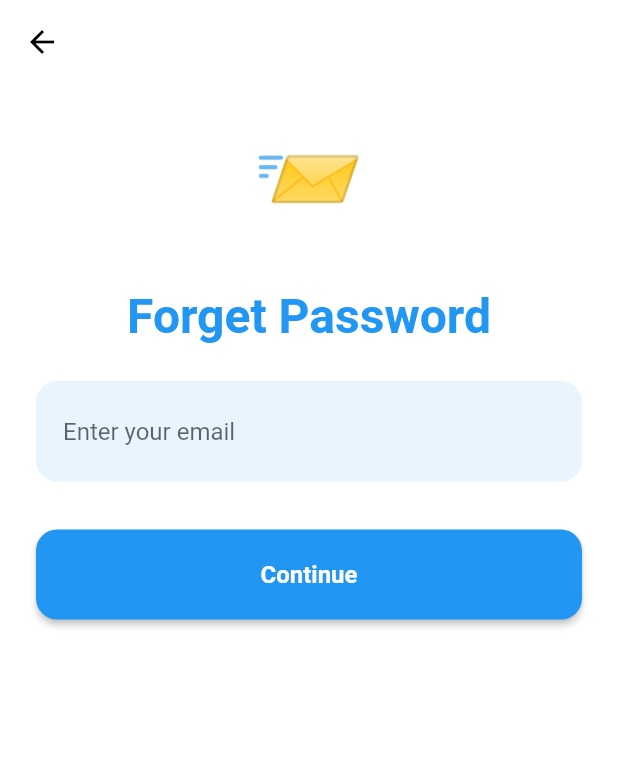
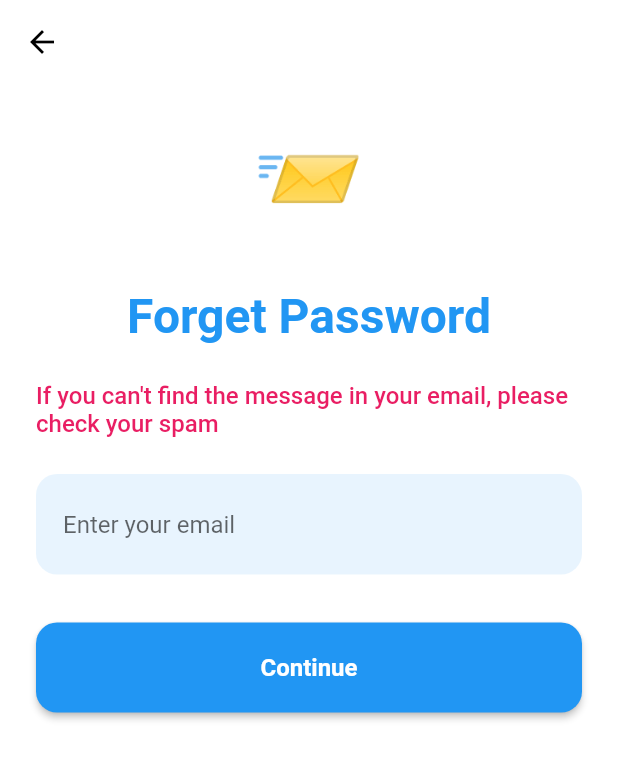
Before and after one commit to YorqinBek7/commercial-app, a Flutter app: the screen it shows after launch, after a tap on "Forgot Password?", on a phone screen of 412 x 824 dp. Shown: the top 759 px of the screen. Run offline on Flutter 3.47's test engine with Material 2 defaults, Android fonts, the light colour scheme and no system bars; our stand-ins replace email_validator, firebase_auth, firebase_core, flutter_bloc, flutter_svg, google_sign_in and 2 more; accounts and stored records are empty; network calls fail.

Commit message:
auth completed

```diff
--- a/lib/main.dart
+++ b/lib/main.dart
@@ -3,12 +3,13 @@
 import 'package:commercial_app/cubits/get_all_categories/get_all_categories_cubit.dart';
 import 'package:commercial_app/cubits/products/products_cubit.dart';
 import 'package:commercial_app/screens/splash_screen/splash_screen.dart';
+import 'package:firebase_core/firebase_core.dart';
 import 'package:flutter/material.dart';
 import 'package:flutter_bloc/flutter_bloc.dart';
 
 void main() async {
   WidgetsFlutterBinding.ensureInitialized();
-  // await Firebase.initializeApp();
+  await Firebase.initializeApp();
   runApp(const MyApp());
 }
 
--- a/lib/screens/auth/forgot_pass_screen.dart
+++ b/lib/screens/auth/forgot_pass_screen.dart
@@ -1,9 +1,12 @@
 import 'package:commercial_app/screens/auth/widgets/auth_button.dart';
 import 'package:commercial_app/screens/auth/widgets/field_for_text.dart';
+import 'package:email_validator/email_validator.dart';
+import 'package:firebase_auth/firebase_auth.dart';
 import 'package:flutter/material.dart';
 
 class ForgotPasswordScreen extends StatelessWidget {
-  const ForgotPasswordScreen({super.key});
+  final TextEditingController emailController = TextEditingController();
+  ForgotPasswordScreen({super.key});
 
   @override
   Widget build(BuildContext context) {
@@ -44,11 +47,51 @@ class ForgotPasswordScreen extends StatelessWidget {
               SizedBox(
                 height: 24,
               ),
-              FieldForText(hintText: "Enter your email"),
+              Text(
+                "If you can't find the message in your email, please check your spam",
+                style: TextStyle(
+                  fontSize: 16,
+                  fontWeight: FontWeight.w500,
+                  color: Colors.pink,
+                ),
+              ),
+              SizedBox(
+                height: 24,
+              ),
+              FieldForText(
+                hintText: "Enter your email",
+                controller: emailController,
+                validator: (value) {
+                  if (value == null || value.isEmpty) {
+                    return "Please enter something!";
+                  } else if (!EmailValidator.validate(value)) {
+                    return "Please enter correct email!";
+                  }
+                  return null;
+                },
+              ),
               SizedBox(
                 height: 32,
               ),
-              AuthButton(onTap: () {}, text: "Continue")
+              AuthButton(
+                  onTap: () async {
+                    try {
+                      await FirebaseAuth.instance.sendPasswordResetEmail(
+                          email: emailController.text.trim());
+                      ScaffoldMessenger.of(context).showSnackBar(
+                        SnackBar(
+                          content: Text("Reset password sent to your email"),
+                        ),
+                      );
+                    } on FirebaseAuthException catch (e) {
+                      ScaffoldMessenger.of(context).showSnackBar(
+                        SnackBar(
+                          content: Text(e.message.toString()),
+                        ),
+                      );
+                    }
+                  },
+                  text: "Continue")
             ],
           ),
         ),
--- a/lib/screens/auth/login_screen.dart
+++ b/lib/screens/auth/login_screen.dart
@@ -1,12 +1,16 @@
 // ignore_for_file: prefer_const_constructors
+import 'dart:developer';
+
 import 'package:commercial_app/screens/auth/forgot_pass_screen.dart';
 import 'package:commercial_app/screens/auth/register.dart';
 import 'package:commercial_app/screens/auth/widgets/auth_button.dart';
+import 'package:commercial_app/screens/auth/widgets/changer_login_and_register.dart';
 import 'package:commercial_app/screens/auth/widgets/field_for_text.dart';
 import 'package:commercial_app/screens/auth/widgets/line_widget.dart';
 import 'package:commercial_app/screens/auth/widgets/login_with_button.dart';
-import 'package:flutter/foundation.dart';
 import 'package:flutter/material.dart';
+
+import 'extansions/sign_in_user.dart';
 
 class LoginScreen extends StatefulWidget {
   const LoginScreen({super.key});
@@ -17,6 +21,8 @@ class LoginScreen extends StatefulWidget {
 
 class _LoginScreenState extends State<LoginScreen> {
   bool isHidePassword = false;
+  TextEditingController emailController = TextEditingController();
+  TextEditingController passwordController = TextEditingController();
   @override
   Widget build(BuildContext context) {
     return Scaffold(
@@ -40,7 +46,9 @@ class _LoginScreenState extends State<LoginScreen> {
                   style: TextStyle(fontSize: 60),
                 ),
               ),
-              SizedBox(height: 40),
+              SizedBox(
+                height: 40,
+              ),
               Text(
                 "Sign In",
                 style: TextStyle(
@@ -49,25 +57,23 @@ class _LoginScreenState extends State<LoginScreen> {
                   fontWeight: FontWeight.bold,
                 ),
               ),
-              SizedBox(height: 24),
-              Row(
-                mainAxisAlignment: MainAxisAlignment.center,
-                children: const [
-                  Expanded(
-                    child: LoginWithButton(
-                      imagePath: "assets/svg/facebook.svg",
-                      title: 'Facebook',
+              SizedBox(
+                height: 24,
               ),
-                  ),
-                  Expanded(
-                    child: LoginWithButton(
+              LoginWithButton(
                 imagePath: "assets/svg/google.svg",
                 title: 'Google',
+                onTap: () async {
+                  try {
+                    await signWithGoogle();
+                  } catch (e) {
+                    log(e.toString());
+                  }
+                },
               ),
+              SizedBox(
+                height: 30,
               ),
-                ],
-              ),
-              SizedBox(height: 30),
               Row(
                 children: const [
                   LineWidget(),
@@ -75,23 +81,30 @@ class _LoginScreenState extends State<LoginScreen> {
                   LineWidget(),
                 ],
               ),
-              SizedBox(height: 30),
+              SizedBox(
+                height: 30,
+              ),
               FieldForText(
-                hintText: "Name",
+                hintText: "Email",
+                controller: emailController,
               ),
-              SizedBox(height: 16),
+              SizedBox(
+                height: 16,
+              ),
               FieldForText(
                 hintText: "Password",
+                isObscure: isHidePassword,
                 onTap: () {
-                  setState(
-                    () => {
+                  setState(() => {
                         isHidePassword = !isHidePassword,
-                    },
-                  );
+                      });
                 },
                 icon: isHidePassword ? Icons.visibility : Icons.visibility_off,
+                controller: passwordController,
               ),
-              SizedBox(height: 8),
+              SizedBox(
+                height: 8,
+              ),
               Row(
                 mainAxisAlignment: MainAxisAlignment.end,
                 children: [
@@ -101,7 +114,8 @@ class _LoginScreenState extends State<LoginScreen> {
                         context,
                         MaterialPageRoute(
                           builder: (context) => ForgotPasswordScreen(),
-                          ));
+                        ),
+                      );
                     },
                     child: Text(
                       "Forgot Password?",
@@ -110,28 +124,24 @@ class _LoginScreenState extends State<LoginScreen> {
                   )
                 ],
               ),
-              SizedBox(height: 32),
+              SizedBox(
+                height: 32,
+              ),
               AuthButton(
-                onTap: () {},
+                onTap: () async {
+                  await signUser(
+                    email: emailController.text,
+                    password: passwordController.text,
+                    context: context,
+                  );
+                },
                 text: 'Log in',
               ),
-              SizedBox(height: 16),
-              TextButton(
-                child: RichText(
-                  text: TextSpan(
-                    children: const [
-                      TextSpan(
-                        text: "Don't have account?",
-                        style: TextStyle(color: Colors.black),
+              SizedBox(
+                height: 16,
               ),
-                      TextSpan(
-                        text: " Sign Up",
-                        style: TextStyle(color: Colors.blue),
-                      ),
-                    ],
-                  ),
-                ),
-                onPressed: () {
+              ChangerLoginAndRegister(
+                onTap: () {
                   Navigator.push(
                     context,
                     MaterialPageRoute(
@@ -139,7 +149,9 @@ class _LoginScreenState extends State<LoginScreen> {
                     ),
                   );
                 },
-              ),
+                txt1: "Don't have account?",
+                txt2: " Sign Up",
+              )
             ],
           ),
         ),
--- /dev/null
+++ b/lib/screens/auth/widgets/changer_login_and_register.dart
@@ -0,0 +1,34 @@
+import 'package:flutter/material.dart';
+
+class ChangerLoginAndRegister extends StatelessWidget {
+  final VoidCallback onTap;
+  final String txt1;
+  final String txt2;
+  const ChangerLoginAndRegister({
+    Key? key,
+    required this.onTap,
+    required this.txt1,
+    required this.txt2,
+  }) : super(key: key);
+
+  @override
+  Widget build(BuildContext context) {
+    return TextButton(
+      onPressed: onTap,
+      child: RichText(
+        text: TextSpan(
+          children: [
+            TextSpan(
+              text: txt1,
+              style: TextStyle(color: Colors.black),
+            ),
+            TextSpan(
+              text: txt2,
+              style: TextStyle(color: Colors.blue),
+            ),
+          ],
+        ),
+      ),
+    );
+  }
+}
--- a/lib/screens/auth/widgets/field_for_text.dart
+++ b/lib/screens/auth/widgets/field_for_text.dart
@@ -4,16 +4,28 @@ class FieldForText extends StatelessWidget {
   final String hintText;
   final IconData? icon;
   final VoidCallback? onTap;
+  final TextEditingController controller;
+  final String? Function(String? value)? validator;
+  final bool? isObscure;
   const FieldForText({
     Key? key,
     required this.hintText,
     this.icon,
     this.onTap,
+    required this.controller,
+    this.validator,
+    this.isObscure,
   }) : super(key: key);
 
   @override
   Widget build(BuildContext context) {
-    return TextFormField(
+    return Form(
+      key: GlobalKey<FormState>(),
+      child: TextFormField(
+        autovalidateMode: AutovalidateMode.onUserInteraction,
+        validator: validator,
+        controller: controller,
+        obscureText: isObscure ?? false,
         decoration: InputDecoration(
           contentPadding: EdgeInsets.symmetric(horizontal: 18, vertical: 24),
           hintText: hintText,
@@ -29,6 +41,7 @@ class FieldForText extends StatelessWidget {
                   icon: Icon(icon),
                 ),
         ),
+      ),
     );
   }
 }
--- a/lib/screens/auth/widgets/login_with_button.dart
+++ b/lib/screens/auth/widgets/login_with_button.dart
@@ -4,16 +4,19 @@ import 'package:flutter_svg/flutter_svg.dart';
 class LoginWithButton extends StatelessWidget {
   final String imagePath;
   final String title;
+  final VoidCallback onTap;
 
   const LoginWithButton({
     Key? key,
     required this.imagePath,
     required this.title,
+    required this.onTap,
   }) : super(key: key);
 
   @override
   Widget build(BuildContext context) {
     return GestureDetector(
+      onTap: onTap,
       child: Container(
         width: double.infinity,
         margin: EdgeInsets.symmetric(horizontal: 10),
--- a/lib/screens/splash_screen/splash_screen.dart
+++ b/lib/screens/splash_screen/splash_screen.dart
@@ -1,4 +1,8 @@
+import 'dart:developer';
+
 import 'package:commercial_app/screens/auth/login_screen.dart';
+import 'package:commercial_app/screens/home.dart';
+import 'package:firebase_auth/firebase_auth.dart';
 import 'package:flutter/material.dart';
 
 class SplashScreen extends StatefulWidget {
@@ -16,21 +20,22 @@ class _SplashScreenState extends State<SplashScreen> {
   }
 
   init() async {
-    await Future.delayed(const Duration(seconds: 2), () {
-      Navigator.push(
-        context,
-        MaterialPageRoute(
-          builder: (context) => LoginScreen(),
-        ),
-      );
-    });
+    await Future.delayed(const Duration(seconds: 2));
   }
 
   @override
   Widget build(BuildContext context) {
-    return const Scaffold(
+    return Scaffold(
       body: Center(
-        child: Text("Splash"),
+        child: StreamBuilder(
+          stream: FirebaseAuth.instance.authStateChanges(),
+          builder: (context, snapshot) {
+            if (snapshot.hasData) {
+              return HomePage();
+            }
+            return LoginScreen();
+          },
+        ),
       ),
     );
   }
--- a/lib/screens/tab_box/home_screen/widget/custom_app_bar.dart
+++ b/lib/screens/tab_box/home_screen/widget/custom_app_bar.dart
@@ -3,7 +3,8 @@ import 'package:flutter/material.dart';
 import 'package:flutter/services.dart';
 
 class CustomAppBar extends StatelessWidget implements PreferredSize {
-  const CustomAppBar({super.key});
+  final VoidCallback onTap;
+  const CustomAppBar({super.key, required this.onTap});
 
   @override
   Widget build(BuildContext context) {
@@ -17,7 +18,8 @@ class CustomAppBar extends StatelessWidget implements PreferredSize {
       backgroundColor: Colors.grey.shade100,
       leading: Padding(
         padding: const EdgeInsets.all(8.0),
-        child: Image.asset("assets/images/avatar.png"),
+        child: GestureDetector(
+            onTap: onTap, child: Image.asset("assets/images/avatar.png")),
       ),
       title: Column(crossAxisAlignment: CrossAxisAlignment.start, children: [
         Text(
--- a/pubspec.yaml
+++ b/pubspec.yaml
@@ -16,6 +16,7 @@ dependencies:
   flutter_screenutil: ^5.6.0
   cupertino_icons: ^1.0.2
   shimmer: ^2.0.0
+  flutter_svg: ^1.1.6
 
   #Firebase
   firebase_auth: ^4.1.4
@@ -29,7 +30,9 @@ dependencies:
   #Other
   flutter_bloc: ^8.1.1
   sqflite: ^2.2.0+3
-  flutter_svg: ^1.1.6
+  google_sign_in: ^5.4.2
+  change_app_package_name: ^1.1.0
+  email_validator: ^2.1.17
 
 
 dev_dependencies:
```
Also changed, not shown: lib/screens/auth/extansions/register_user.dart (added, +25 -0 lines), lib/screens/auth/extansions/sign_in_user.dart (added, +35 -0 lines), lib/screens/auth/register.dart (+50 -40 lines), lib/screens/tab_box/home_screen/home_screen.dart (+11 -4 lines), lib/screens/user_screen/user_screen.dart (added, +30 -0 lines), lib/screens/auth/extansions/sign_with_google.dart (added), lib/screens/tab_box/home_screen/widget/category_item_widget.dart (renamed from lib/screens/tab_box/home_screen/category_item_widget.dart), pubspec.lock, 8 other files. Lines whose indentation alone changed are shown as unchanged.
